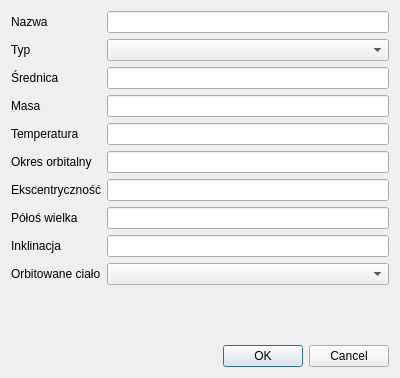
Above: application/gui/form-small-body.ui from Ztrk/database-project before the change. Below: the same form after it.
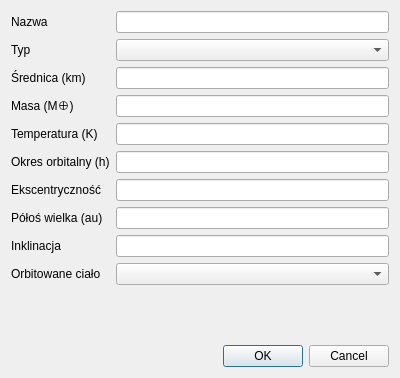
That is the form after the change.

Commit message: Add units to table headers and form labels

The edit to the form file:
```diff
--- a/application/gui/form-small-body.ui
+++ b/application/gui/form-small-body.ui
@@ -39,7 +39,7 @@
      <item row="2" column="0">
       <widget class="QLabel" name="diameter_label">
        <property name="text">
-        <string>Średnica</string>
+        <string>Średnica (km)</string>
        </property>
       </widget>
      </item>
@@ -49,7 +49,7 @@
      <item row="3" column="0">
       <widget class="QLabel" name="masaLabel">
        <property name="text">
-        <string>Masa</string>
+        <string>Masa (M⊕)</string>
        </property>
       </widget>
      </item>
@@ -59,7 +59,7 @@
      <item row="4" column="0">
       <widget class="QLabel" name="temperature_label">
        <property name="text">
-        <string>Temperatura</string>
+        <string>Temperatura (K)</string>
        </property>
       </widget>
      </item>
@@ -69,7 +69,7 @@
      <item row="5" column="0">
       <widget class="QLabel" name="okresOrbitalnyLabel">
        <property name="text">
-        <string>Okres orbitalny</string>
+        <string>Okres orbitalny (h)</string>
        </property>
       </widget>
      </item>
@@ -89,7 +89,7 @@
      <item row="7" column="0">
       <widget class="QLabel" name="semi_major_axis_label">
        <property name="text">
-        <string>Półoś wielka</string>
+        <string>Półoś wielka (au)</string>
        </property>
       </widget>
      </item>
```
The commit also changes 6 other files.
